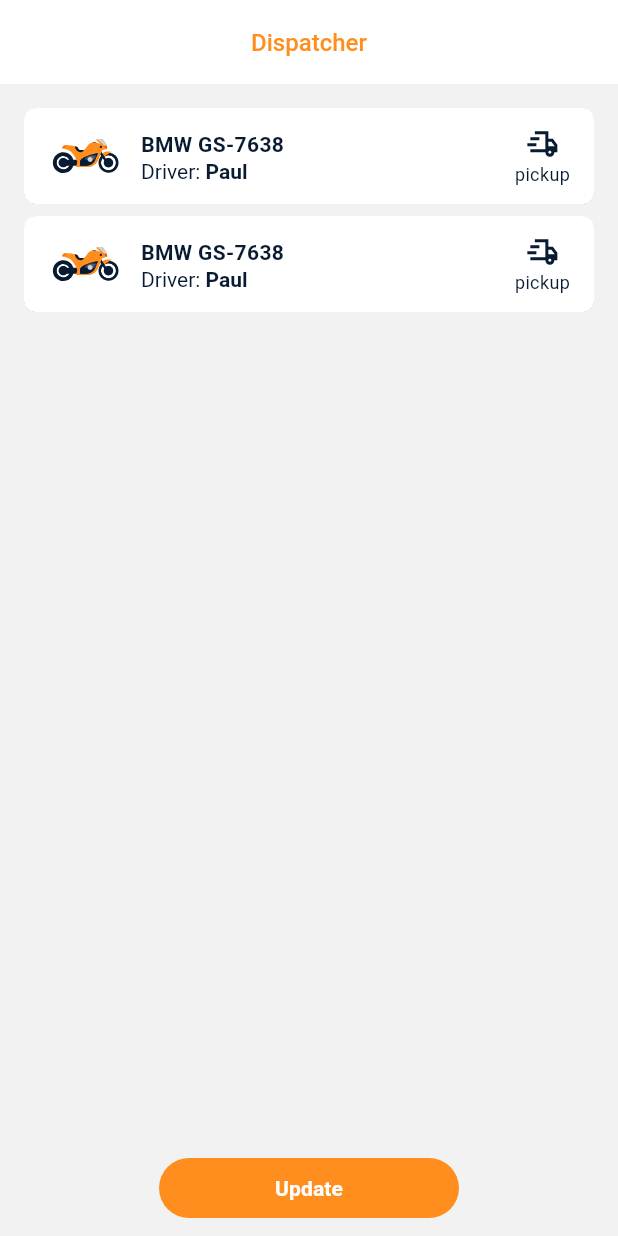
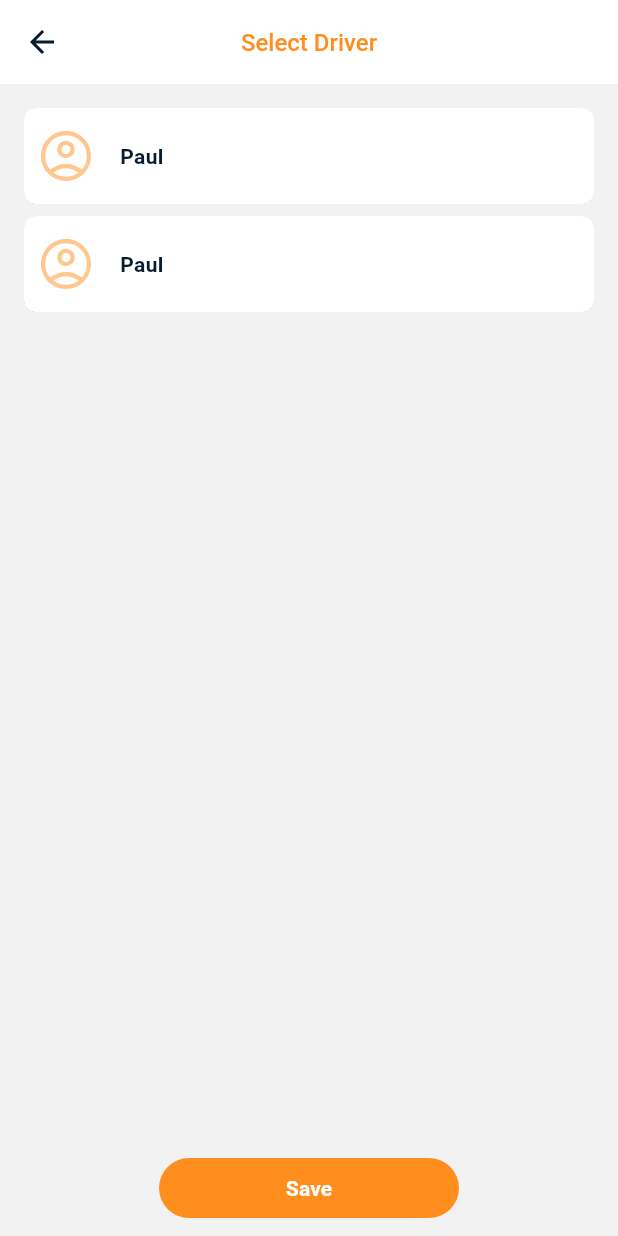
Before and after one commit to samvel200/new_app, a Flutter app: the screen it shows after launch, after a tap on "BMW GS-7638", on a phone screen of 412 x 824 dp. Run offline on Flutter 3.47's test engine with Material 3 defaults, Android fonts, the phone set to English and light mode, and no system bars; our stand-ins replace flutter_svg.

Commit message:
add driver page

```diff
--- a/lib/design/images.dart
+++ b/lib/design/images.dart
@@ -39,3 +39,13 @@ final SvgPicture stateUnboardingImage = SvgPicture.asset(
 final SvgPicture stateUnloadImage = SvgPicture.asset(
   'assets/images/state_unload.svg',
 );
+final SvgPicture arrowBackImage = SvgPicture.asset(
+  'assets/images/arrow_back_image.svg',
+);
+final SvgPicture accountCircleImages = SvgPicture.asset(
+  'assets/images/account_circle_images.svg',
+);
+
+final SvgPicture checkImage = SvgPicture.asset(
+  'assets/images/check_images.svg',
+);
--- /dev/null
+++ b/lib/design/pages/driver/driver_item.dart
@@ -0,0 +1,55 @@
+import 'package:flutter/material.dart';
+import 'package:new_app/design/color.dart';
+import 'package:new_app/design/images.dart';
+import 'package:new_app/design/style.dart';
+
+class DriverItem extends StatelessWidget {
+  final String driverName;
+  final bool isSelected;
+  final Function() onTap;
+
+  const DriverItem({
+    super.key,
+    required this.onTap,
+    required this.driverName,
+    required this.isSelected,
+  });
+
+  @override
+  Widget build(BuildContext context) {
+    return SizedBox(
+      height: 64,
+      child: Card(
+        margin: EdgeInsets.zero,
+        color: surfaceColor,
+        elevation: 0.06,
+        shape: RoundedRectangleBorder(
+          borderRadius: BorderRadiusGeometry.circular(8),
+        ),
+        child: InkWell(
+          borderRadius: BorderRadius.circular(8),
+          onTap: onTap,
+          child: Padding(
+            padding: const EdgeInsets.only(left: 8, right: 16),
+            child: Row(
+              children: [
+                accountCircleImages,
+                const SizedBox(width: 16),
+                Expanded(
+                  child: Text(
+                    driverName,
+                    style: body2TextStyle,
+                    maxLines: 2,
+                    overflow: TextOverflow.ellipsis,
+                  ),
+                ),
+                const SizedBox(width: 16),
+                if (isSelected) checkImage,
+              ],
+            ),
+          ),
+        ),
+      ),
+    );
+  }
+}
--- /dev/null
+++ b/lib/design/pages/driver/driver_list.dart
@@ -0,0 +1,60 @@
+import 'package:flutter/material.dart';
+
+import 'package:new_app/design/pages/driver/driver_item.dart';
+import 'package:new_app/design/utils/size_utils.dart';
+import 'package:new_app/design/widgets/accent_button.dart';
+
+class DriverList extends StatefulWidget {
+  const DriverList({super.key});
+
+  @override
+  State<DriverList> createState() => _DriverListState();
+}
+
+class _DriverListState extends State<DriverList> {
+  int? _selectDriverIndex;
+  @override
+  Widget build(BuildContext context) {
+    return Stack(
+      children: <Widget>[
+        _list(),
+        Align(alignment: Alignment.bottomCenter, child: _saveButton()),
+      ],
+    );
+  }
+
+  Widget _list() {
+    return ListView.separated(
+      itemCount: 2,
+      padding: EdgeInsets.only(
+        left: 16,
+        right: 16,
+        bottom: getListBottomPadding(context),
+        top: 16,
+      ),
+      separatorBuilder: (BuildContext context, int index) {
+        return const SizedBox(height: 8);
+      },
+      itemBuilder: (BuildContext context, int index) {
+        final bool isSelected = _selectDriverIndex == index;
+        return DriverItem(
+          driverName: 'Paul',
+          isSelected: isSelected,
+          onTap: () {
+            _selectDriverIndex = index;
+            setState(() {});
+          },
+        );
+      },
+    );
+  }
+
+  Widget _saveButton() {
+    return SafeArea(
+      child: Padding(
+        padding: const EdgeInsets.only(left: 16, right: 16, bottom: 8),
+        child: AccentButton(tittle: 'Save', onTap: () {}),
+      ),
+    );
+  }
+}
--- /dev/null
+++ b/lib/design/pages/driver/driver_page.dart
@@ -0,0 +1,27 @@
+import 'package:flutter/material.dart';
+import 'package:new_app/design/color.dart';
+import 'package:new_app/design/images.dart';
+import 'package:new_app/design/pages/driver/driver_list.dart';
+import 'package:new_app/design/style.dart';
+
+class DriverPage extends StatelessWidget {
+  const DriverPage({super.key});
+
+  @override
+  Widget build(BuildContext context) {
+    return Scaffold(
+      appBar: AppBar(
+        title: const Text('Select Driver', style: promaryTextStyle),
+        centerTitle: true,
+        backgroundColor: surfaceColor,
+        leading: IconButton(
+          onPressed: () {
+            Navigator.pop(context);
+          },
+          icon: arrowBackImage,
+        ),
+      ),
+      body: Container(color: backgraoudColor, child: const DriverList()),
+    );
+  }
+}
--- a/lib/design/vehicle/vehicle_item.dart
+++ b/lib/design/pages/vehicle/vehicle_item.dart
@@ -4,7 +4,8 @@ import 'package:new_app/design/images.dart';
 import 'package:new_app/design/style.dart';
 
 class VehicleItem extends StatelessWidget {
-  const VehicleItem({super.key});
+  final Function() onTap;
+  const VehicleItem({super.key, required this.onTap});
 
   @override
   Widget build(BuildContext context) {
@@ -19,7 +20,7 @@ class VehicleItem extends StatelessWidget {
         ),
         child: InkWell(
           borderRadius: BorderRadius.circular(8),
-          onTap: () {},
+          onTap: onTap,
           child: Padding(
             padding: const EdgeInsets.only(left: 8, right: 16),
             child: Row(
--- a/lib/design/vehicle/vehicle_list.dart
+++ b/lib/design/pages/vehicle/vehicle_list.dart
@@ -1,7 +1,9 @@
 import 'package:flutter/material.dart';
 import 'package:new_app/design/dialog/error_dialog.dart';
+import 'package:new_app/design/pages/driver/driver_page.dart';
 
-import 'package:new_app/design/vehicle/vehicle_item.dart';
+import 'package:new_app/design/pages/vehicle/vehicle_item.dart';
+import 'package:new_app/design/utils/size_utils.dart';
 import 'package:new_app/design/widgets/accent_button.dart';
 
 class VehicleList extends StatelessWidget {
@@ -18,22 +20,23 @@ class VehicleList extends StatelessWidget {
   }
 
   Widget _list(BuildContext context) {
-    final safeBottomPadding = MediaQuery.of(context).padding.bottom;
-    final bottomPadding = (safeBottomPadding + 8) * 2 + 40;
-
     return ListView.separated(
       itemCount: 2,
       padding: EdgeInsets.only(
         left: 16,
         right: 16,
-        bottom: bottomPadding,
+        bottom: getListBottomPadding(context),
         top: 16,
       ),
       separatorBuilder: (BuildContext context, int index) {
         return const SizedBox(height: 8);
       },
       itemBuilder: (BuildContext context, int index) {
-        return const VehicleItem();
+        return VehicleItem(
+          onTap: () async {
+            await _showDriverPage(context);
+          },
+        );
       },
     );
   }
@@ -62,4 +65,15 @@ class VehicleList extends StatelessWidget {
       },
     );
   }
+
+  Future<void> _showDriverPage(BuildContext context) async {
+    await Navigator.push(
+      context,
+      MaterialPageRoute(
+        builder: (context) {
+          return const DriverPage();
+        },
+      ),
+    );
+  }
 }
--- a/lib/design/vehicle/vehicle_page.dart
+++ b/lib/design/pages/vehicle/vehicle_page.dart
@@ -1,7 +1,7 @@
 import 'package:flutter/material.dart';
 import 'package:new_app/design/color.dart';
 import 'package:new_app/design/style.dart';
-import 'package:new_app/design/vehicle/vehicle_list.dart';
+import 'package:new_app/design/pages/vehicle/vehicle_list.dart';
 
 class VehiclePage extends StatelessWidget {
   const VehiclePage({super.key});
--- /dev/null
+++ b/lib/design/utils/size_utils.dart
@@ -0,0 +1,6 @@
+import 'package:flutter/widgets.dart';
+
+double getListBottomPadding(BuildContext context) {
+  final safeBottomPadding = MediaQuery.of(context).padding.bottom;
+  return (safeBottomPadding + 8) * 2 + 40;
+}
--- a/lib/main.dart
+++ b/lib/main.dart
@@ -1,5 +1,5 @@
 import 'package:flutter/material.dart';
-import 'package:new_app/design/vehicle/vehicle_page.dart';
+import 'package:new_app/design/pages/vehicle/vehicle_page.dart';
 
 void main() {
   runApp(const MyApp());
```
Also changed, not shown: assets/images/account_circle_images.svg (added), assets/images/arrow_back_image.svg (added), assets/images/check_images.svg (added).
